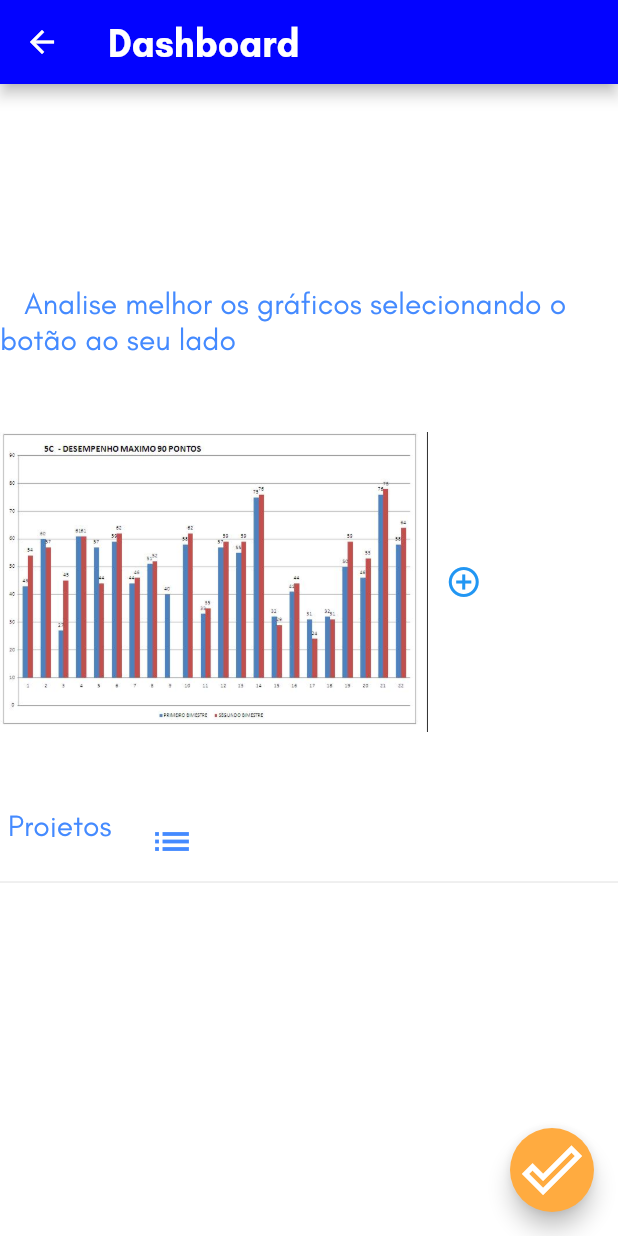
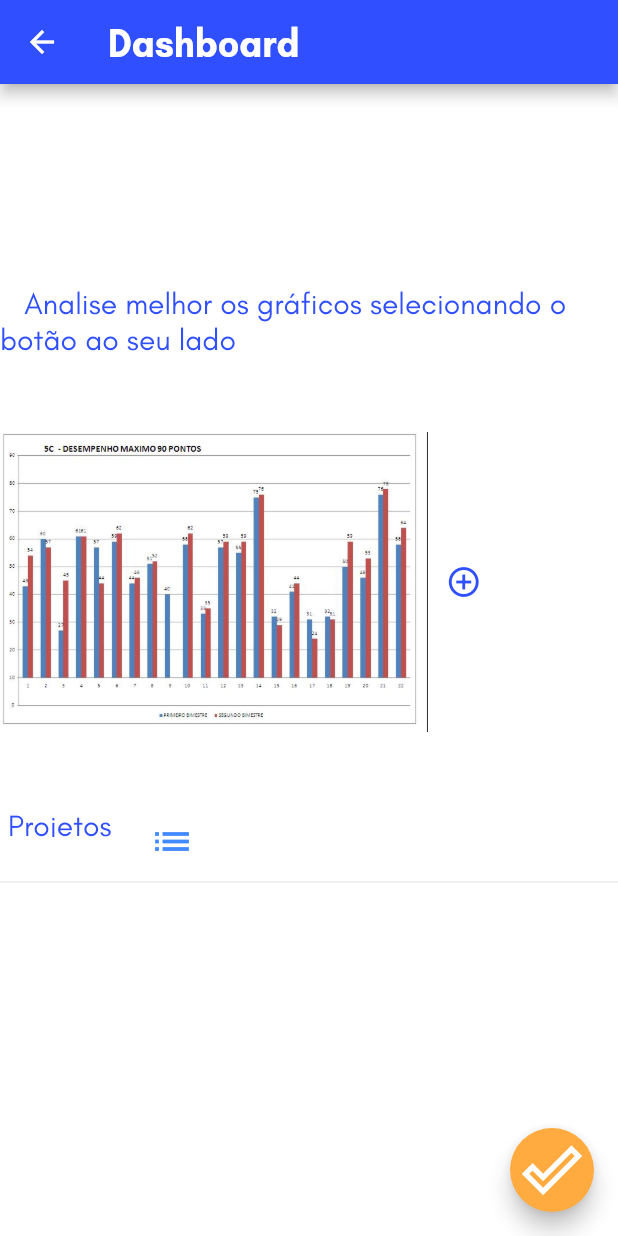
Before and after one commit to UFRPE-ODG/Pr-totipo, a Flutter app: the Dashboard screen opened directly, on a phone screen of 412 x 824 dp. Run offline on Flutter 3.47's test engine with Material 2 defaults, Android fonts, the phone set to English and light mode, and no system bars; our stand-ins replace progress_dialog, simple_animations, splashscreen, sqflite; missing offline and left inert: commons, google_maps_flutter_heatmap; accounts and stored records are empty.

Commit message:
Update Cores

```diff
--- a/lib/App/Destinos/Dashboard.dart
+++ b/lib/App/Destinos/Dashboard.dart
@@ -30,7 +30,7 @@ void initState() {
         }
       ),
       appBar: AppBar(
-        backgroundColor: Color(0xFF0303ff),
+        backgroundColor: Color(0xFF3050ff),
 
         title: Text(
           "Dashboard",
@@ -52,13 +52,13 @@ void initState() {
               children: <Widget>[
 
               SizedBox(
-                child: Text("   Analise melhor os gráficos selecionando o botão ao seu lado",style: new TextStyle(color: Colors.blueAccent, fontSize: 20,fontFamily: "Glacial Indifference", ) ,)),
+                child: Text("   Analise melhor os gráficos selecionando o botão ao seu lado",style: new TextStyle(color: Color(0xFF3050ff), fontSize: 20,fontFamily: "Glacial Indifference", ) ,)),
               SizedBox(
                 height: 300,
                  child: Row(
                    children: <Widget>[
                      SizedBox(height: 200,child: Image.asset("imagens/5C.JPG", fit: BoxFit.scaleDown)),
-                     IconButton(icon: Icon(Icons.add_circle_outline,color: Colors.blue,), onPressed: (){
+                     IconButton(icon: Icon(Icons.add_circle_outline,color: Color(0xFF3050ff),), onPressed: (){
                       alert(context);
                      }
 
@@ -71,7 +71,7 @@ void initState() {
                 height: 20,
                  child: Row(
                    children: <Widget>[
-                      Text(" Projetos   ",style:new TextStyle(color: Colors.blueAccent, fontSize: 20,fontFamily: "Glacial Indifference", ),),
+                      Text(" Projetos   ",style:new TextStyle(color: Color(0xFF3050ff), fontSize: 20,fontFamily: "Glacial Indifference", ),),
                       IconButton(icon: Icon(Icons.list), onPressed:() {Navigator.of(context).push(new MaterialPageRoute(builder: (BuildContext context) => SearchPage()));},iconSize: 30,color: Colors.blueAccent,),
                    ]
                  ),
@@ -102,7 +102,7 @@ void initState() {
 
 graf(){
   return BottomAppBar(
-      color: Colors.blueAccent,
+      color: Color(0xFF3050ff),
       child:
       Row(
         children: <Widget>[
```
